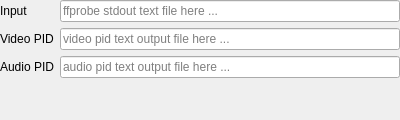
Before: the Qt Designer form src/plugins/FFprobeExtpid/ffprobeextpidwidget.ui in karakirimu/AutoBatchTools, drawn with Qt 5.
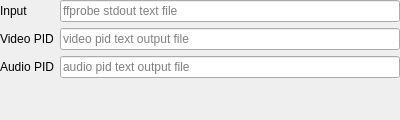
After: the same form once the commit is applied.

Diff of the .ui file:
```diff
--- a/src/plugins/FFprobeExtpid/ffprobeextpidwidget.ui
+++ b/src/plugins/FFprobeExtpid/ffprobeextpidwidget.ui
@@ -31,7 +31,7 @@
      <item row="0" column="1">
       <widget class="QLineEdit" name="input">
        <property name="placeholderText">
-        <string>ffprobe stdout text file here ...</string>
+        <string>ffprobe stdout text file</string>
        </property>
       </widget>
      </item>
@@ -45,7 +45,7 @@
      <item row="1" column="1">
       <widget class="QLineEdit" name="out_videopid">
        <property name="placeholderText">
-        <string>video pid text output file here ...</string>
+        <string>video pid text output file</string>
        </property>
       </widget>
      </item>
@@ -66,7 +66,7 @@
      <item row="2" column="1">
       <widget class="QLineEdit" name="out_audiopid">
        <property name="placeholderText">
-        <string>audio pid text output file here ...</string>
+        <string>audio pid text output file</string>
        </property>
       </widget>
      </item>
```
